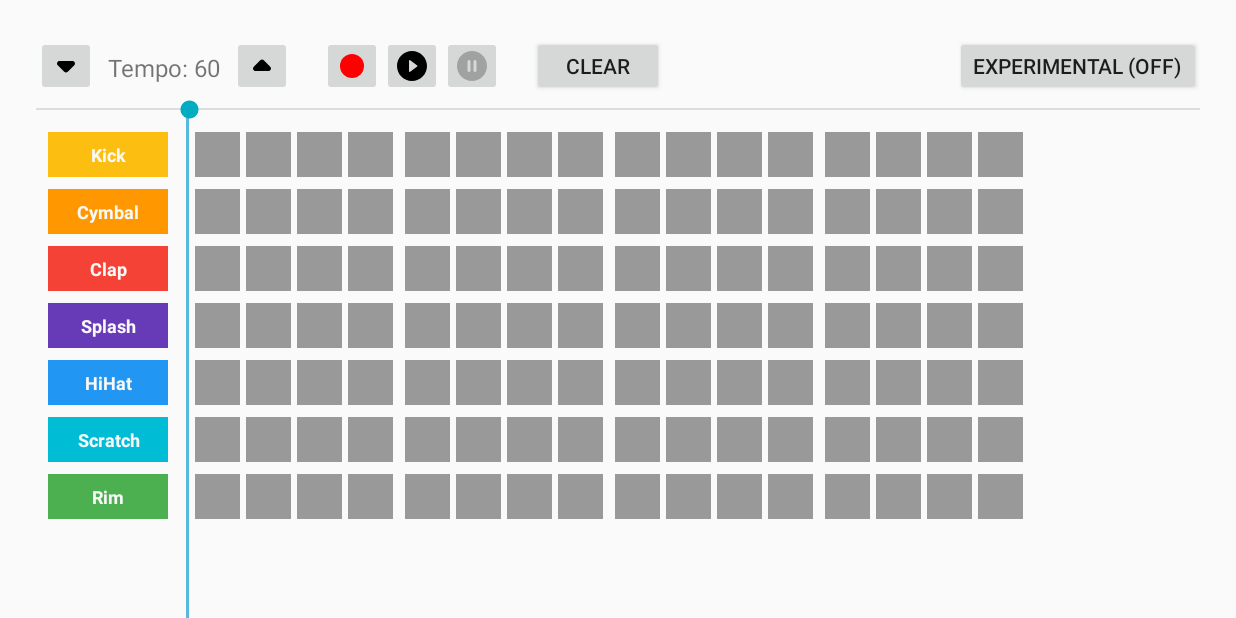
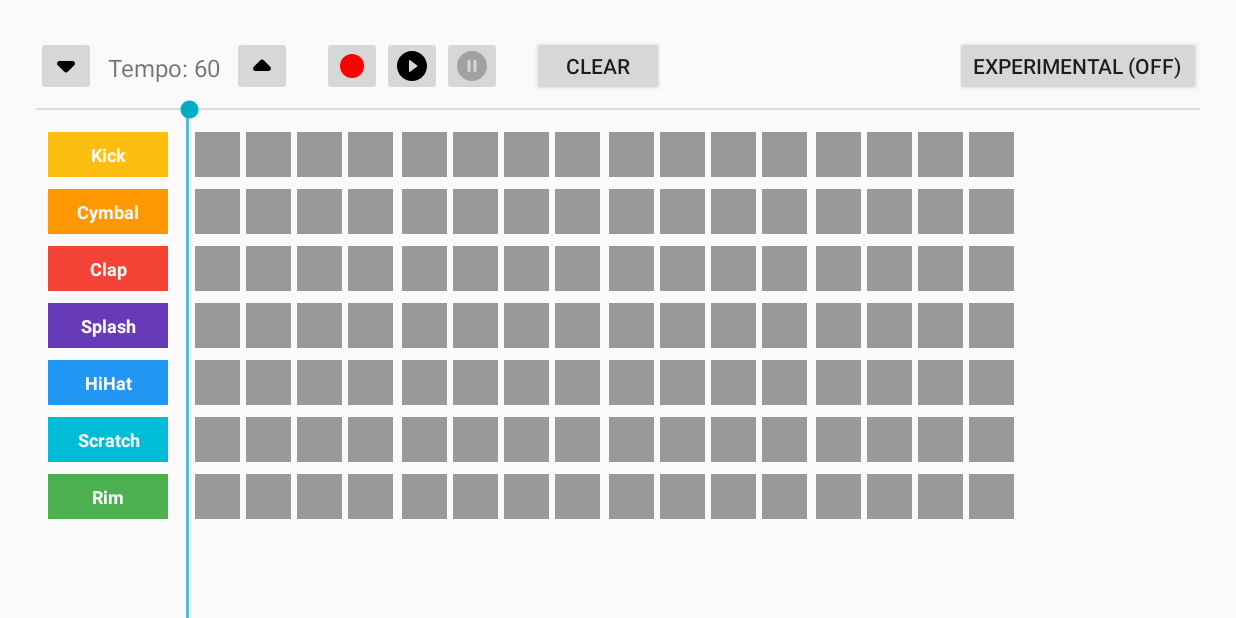
Before and after one commit to senyuuri/gesture-drumkit, an Android app: the GenerateTrackActivity screen opened directly, with no data from a screen before it, on a phone screen of 824 x 412 dp (held sideways). Run offline under Robolectric (Android 15) with nearby library versions, the phone set to English and light mode, and no system bars; our stand-ins replace RxJava; 2 statements that could not run were skipped.

Commit message:
slight adjustments to ui

```diff
--- a/AndroidApp/app/src/main/res/layout/view_beat_extra_pad.xml
+++ b/AndroidApp/app/src/main/res/layout/view_beat_extra_pad.xml
@@ -1,7 +1,7 @@
 <?xml version="1.0" encoding="utf-8"?>
 <RelativeLayout xmlns:android="http://schemas.android.com/apk/res/android"
                 android:background="@color/colorDarkerGray"
-                android:layout_marginStart="6dp"
+                android:layout_marginStart="4dp"
                 android:layout_marginEnd="2dp"
                 android:layout_width="30dp"
                 android:layout_height="30dp">
--- a/AndroidApp/app/src/main/res/layout/view_drumkit_instruments_view.xml
+++ b/AndroidApp/app/src/main/res/layout/view_drumkit_instruments_view.xml
@@ -41,10 +41,10 @@
         app:layout_constraintTop_toBottomOf="@+id/seek_bar"
         />
 
-    <!--width: 34(box size)*16 + 4x4(extra box margin) + 32(seekbar padding) = 588 -->
+    <!--width: 34(box size)*16 + 4x2(extra box margin) + 32(seekbar l/r padding) + 4(unknown magic space) = 588 -->
     <SeekBar
         android:id="@+id/seek_bar"
-        android:layout_width="592dp"
+        android:layout_width="588dp"
         android:layout_height="18dp"
         android:layout_marginLeft="86dp"
         android:paddingEnd="16dp"
```
